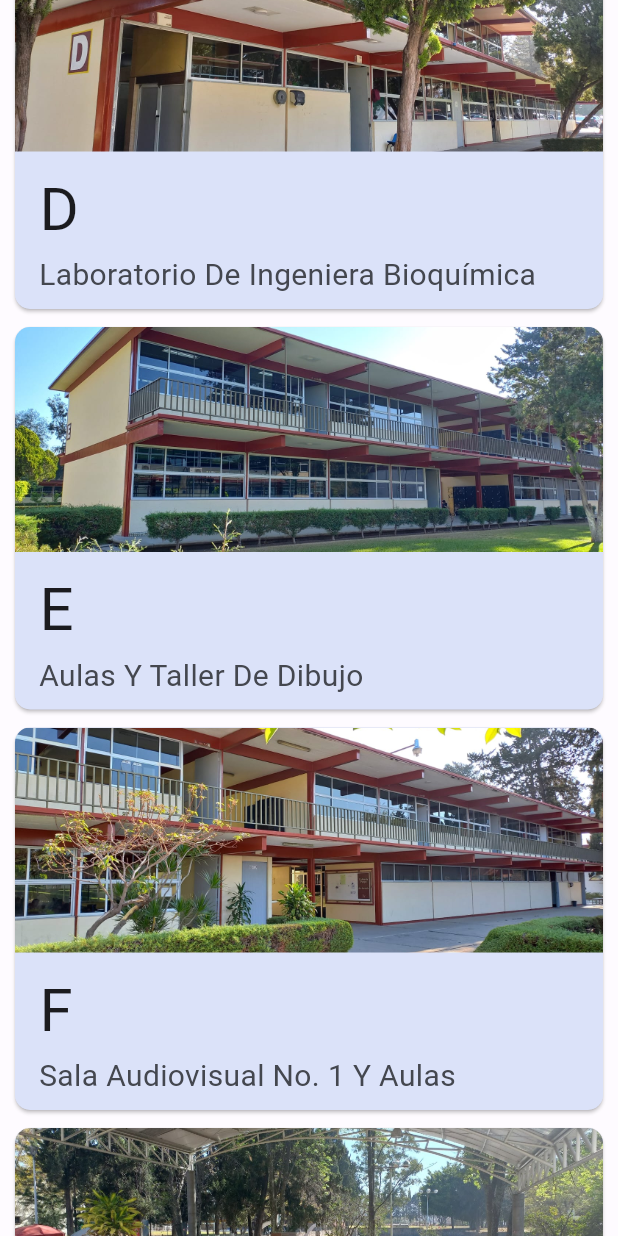
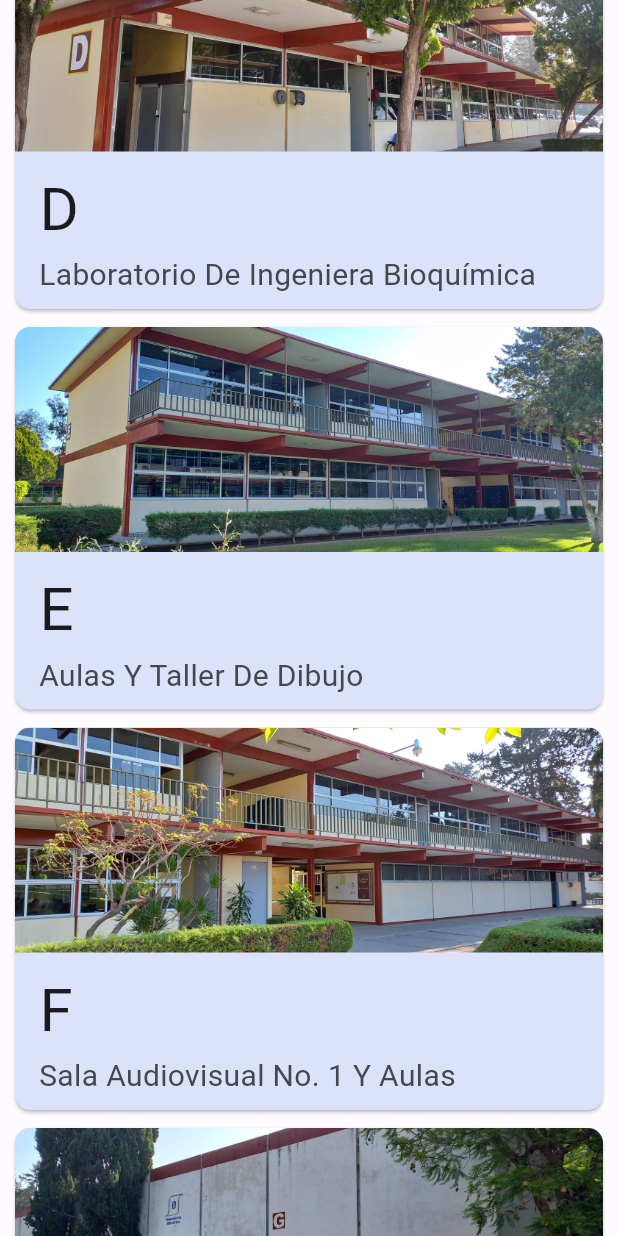
Before and after one commit to LeiWithP/PonyMapsFlutter, a Flutter app: the Ubicaciones widget shown alone on an empty page, opened directly, scrolled down 1152 dp, on a phone screen of 412 x 824 dp. Run offline on Flutter 3.47's test engine with Material 2 defaults, Android fonts, the phone set to English and light mode, and no system bars; our stand-ins replace flutter_map, flutter_svg, geolocator, latlong2, sizer; missing offline and left inert: flutter_map_location_marker; network calls fail; statements that could not run were skipped.

Commit message:
Search bar Working Ubications. Images Update

```diff
--- a/lib/main.dart
+++ b/lib/main.dart
@@ -99,10 +99,10 @@ class _MyHomePageState extends State<MyHomePage> {
               )
             : Text(_titles[0]),
         actions: [
-          IconButton(
+          _selectedIndex != 0 ? IconButton(
             onPressed: _toggleSearchBarVisibility,
             icon: _isSearchBarVisible ? const Icon(Icons.close) : const Icon(Icons.search),
-          ),
+          ) : Container(),
         ],
       ),
       body: AnimatedSwitcher(
--- a/lib/screens/ubicaciones.dart
+++ b/lib/screens/ubicaciones.dart
@@ -36,6 +36,11 @@ class _UbicacionesState extends State<Ubicaciones> {
                 !areas.toLowerCase().contains(searchQuery.toLowerCase())) {
               return Container(); // Return an empty container if the item doesn't match the search query
             }
+            if (searchQuery.isNotEmpty &&
+                searchQuery.length < 3 &&
+                !(title.toLowerCase() == (searchQuery.toLowerCase()))) {
+              return Container(); // Return an empty container if the item doesn't match the search query
+            }
 
             return UbicacionCard(
               title: title,
```
Also changed, not shown: lib/settings/testData.dart (+9 -9 lines), pubspec.yaml (+11 -0 lines), assets/AA.jpeg (added), assets/AB.jpeg (added), assets/AE.jpeg (added), assets/AF.jpeg (added), assets/AG.jpeg (added), assets/G.jpeg (added), assets/I.jpeg, assets/S3.jpeg (added), assets/Y.jpeg (added), assets/Z.jpeg (added), pubspec.lock.
